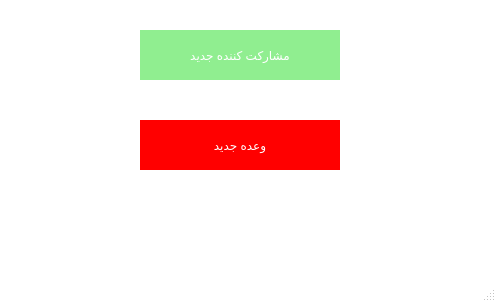
The window that allUiFiles/main.ui (MHMighani/rojan-dong) describes before a commit, drawn with Qt 5.
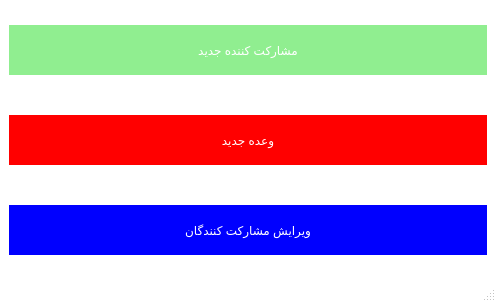
The same window after the commit.

Diff of the .ui file:
```diff
--- a/allUiFiles/main.ui
+++ b/allUiFiles/main.ui
@@ -19,15 +19,14 @@
 }</string>
   </property>
   <widget class="QWidget" name="centralwidget">
+   <layout class="QVBoxLayout" name="verticalLayout_2">
+    <item>
+     <layout class="QVBoxLayout" name="verticalLayout">
+      <property name="spacing">
+       <number>40</number>
+      </property>
+      <item>
    <widget class="QPushButton" name="pushButton">
-    <property name="geometry">
-     <rect>
-      <x>140</x>
-      <y>30</y>
-      <width>200</width>
-      <height>50</height>
-     </rect>
-    </property>
     <property name="minimumSize">
      <size>
       <width>200</width>
@@ -49,15 +48,9 @@
      <string>مشارکت کننده جدید</string>
     </property>
    </widget>
+      </item>
+      <item>
    <widget class="QPushButton" name="pushButton_2">
-    <property name="geometry">
-     <rect>
-      <x>140</x>
-      <y>120</y>
-      <width>200</width>
-      <height>50</height>
-     </rect>
-    </property>
     <property name="minimumSize">
      <size>
       <width>200</width>
@@ -79,6 +72,34 @@
      <string>وعده جدید</string>
     </property>
    </widget>
+      </item>
+      <item>
+       <widget class="QPushButton" name="pushButton_3">
+        <property name="minimumSize">
+         <size>
+          <width>200</width>
+          <height>50</height>
+         </size>
+        </property>
+        <property name="styleSheet">
+         <string notr="true">QPushButton{
+	background-color:blue;
+	color:white;
+	border:0px;
+}
+
+QPushButton:pressed{
+	background-color:lightblue;
+}</string>
+        </property>
+        <property name="text">
+         <string>ویرایش مشارکت کنندگان</string>
+        </property>
+       </widget>
+      </item>
+     </layout>
+    </item>
+   </layout>
   </widget>
   <widget class="QStatusBar" name="statusbar"/>
  </widget>
```
Lines whose indentation alone changed are shown as unchanged.
